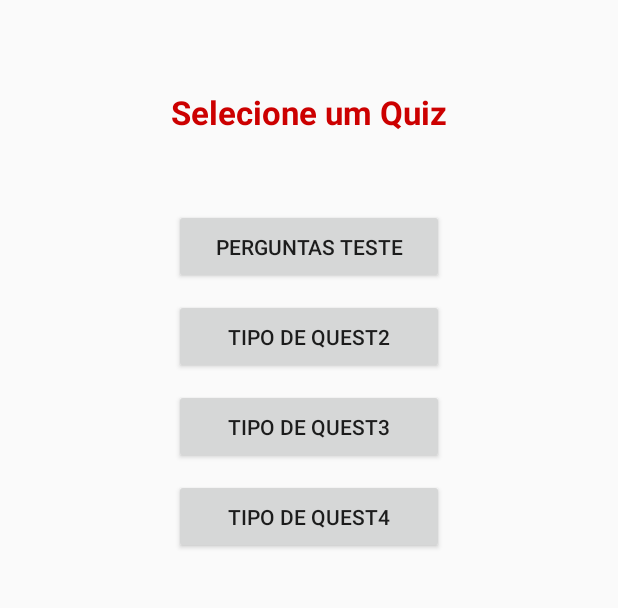
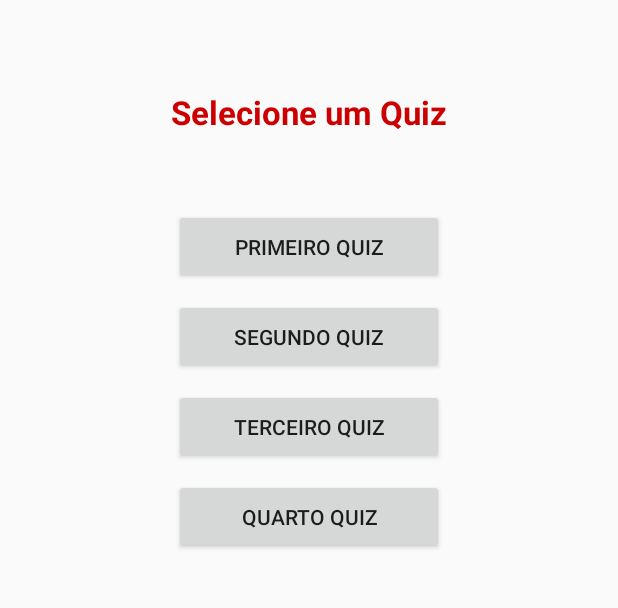
Before and after one commit to KienKse/AllQuiz, an Android app: the screen it shows after launch (StartActivity), on a phone screen of 412 x 824 dp, the part 136-744 px from its top. Run offline under Robolectric (Android 15) with nearby library versions, the light colour scheme and no system bars.

Commit message:
Tipos de Quiz diferentes adicionados

```diff
--- a/app/src/main/res/layout/activity_start.xml
+++ b/app/src/main/res/layout/activity_start.xml
@@ -42,7 +42,7 @@
         android:layout_height="@dimen/botaoStart_height"
         android:text="@string/tipo_quest2"
         android:layout_marginTop="10dp"
-        android:clickable="false"
+        android:onClick="startQuiz"
         />
     <Button
         android:id="@+id/botao3"
@@ -50,7 +50,7 @@
         android:layout_height="@dimen/botaoStart_height"
         android:text="@string/tipo_quest3"
         android:layout_marginTop="10dp"
-        android:clickable="false"
+        android:onClick="startQuiz"
         />
     <Button
         android:id="@+id/botao4"
@@ -58,7 +58,7 @@
         android:layout_height="@dimen/botaoStart_height"
         android:text="@string/tipo_quest4"
         android:layout_marginTop="10dp"
-        android:clickable="false"
+        android:onClick="startQuiz"
         />
 
 </LinearLayout>
--- a/app/src/main/res/values/strings.xml
+++ b/app/src/main/res/values/strings.xml
@@ -5,11 +5,9 @@
     <string name="resultado">Resultado</string>
     <string name="retorn">Retornar</string>
     <string name="Selecao_Quest">Selecione um Quiz</string>
-    <string name="tipo_quest1">Perguntas Teste</string>
-    <string name="tipo_quest2">Tipo de Quest2</string>
-    <string name="tipo_quest3">Tipo de Quest3</string>
-    <string name="tipo_quest4">Tipo de Quest4</string>
-    <string name="text4"></string>
-    <string name="text5"></string>
+    <string name="tipo_quest1">Primeiro Quiz</string>
+    <string name="tipo_quest2">Segundo Quiz</string>
+    <string name="tipo_quest3">Terceiro Quiz</string>
+    <string name="tipo_quest4">Quarto Quiz</string>
 
 </resources>
```
Also changed, not shown: app/src/main/java/com/app/kien/allquiz/quizzActivity.java (+104 -22 lines).
